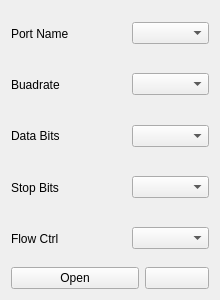
Before: the Qt Designer form MotionViewer/ndicomm.ui in thinkexist1989/MotionViewer, drawn with Qt 5.
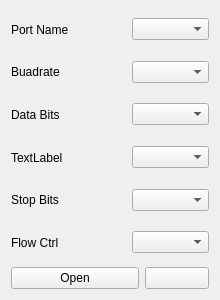
After: the same form once the commit is applied. Icons and pictures are not drawn.

Commit message: edit class NdiComm

Patch:
```diff
--- a/MotionViewer/ndicomm.ui
+++ b/MotionViewer/ndicomm.ui
@@ -31,11 +31,24 @@
   <property name="windowTitle">
    <string>NDI COMM</string>
   </property>
-  <layout class="QVBoxLayout" name="verticalLayout" stretch="5,1">
+  <layout class="QVBoxLayout" name="verticalLayout" stretch="6,1">
    <item>
     <layout class="QGridLayout" name="gridLayout" columnstretch="3,2">
-     <item row="4" column="1">
-      <widget class="QComboBox" name="cmbFlowCtrl">
+     <item row="5" column="0">
+      <widget class="QLabel" name="lblFlowCtrl">
+       <property name="sizePolicy">
+        <sizepolicy hsizetype="Preferred" vsizetype="Expanding">
+         <horstretch>0</horstretch>
+         <verstretch>0</verstretch>
+        </sizepolicy>
+       </property>
+       <property name="text">
+        <string>Flow Ctrl</string>
+       </property>
+      </widget>
+     </item>
+     <item row="0" column="1">
+      <widget class="QComboBox" name="cmbPortName">
        <property name="sizePolicy">
         <sizepolicy hsizetype="Preferred" vsizetype="Fixed">
          <horstretch>0</horstretch>
@@ -57,6 +70,39 @@
        </property>
       </widget>
      </item>
+     <item row="2" column="1">
+      <widget class="QComboBox" name="cmbDataBits">
+       <property name="sizePolicy">
+        <sizepolicy hsizetype="Preferred" vsizetype="Fixed">
+         <horstretch>0</horstretch>
+         <verstretch>0</verstretch>
+        </sizepolicy>
+       </property>
+      </widget>
+     </item>
+     <item row="1" column="0">
+      <widget class="QLabel" name="lblBuadrate">
+       <property name="sizePolicy">
+        <sizepolicy hsizetype="Preferred" vsizetype="Expanding">
+         <horstretch>0</horstretch>
+         <verstretch>0</verstretch>
+        </sizepolicy>
+       </property>
+       <property name="text">
+        <string>Buadrate</string>
+       </property>
+      </widget>
+     </item>
+     <item row="5" column="1">
+      <widget class="QComboBox" name="cmbFlowCtrl">
+       <property name="sizePolicy">
+        <sizepolicy hsizetype="Preferred" vsizetype="Fixed">
+         <horstretch>0</horstretch>
+         <verstretch>0</verstretch>
+        </sizepolicy>
+       </property>
+      </widget>
+     </item>
      <item row="0" column="0">
       <widget class="QLabel" name="lblPortName">
        <property name="sizePolicy">
@@ -70,7 +116,7 @@
        </property>
       </widget>
      </item>
-     <item row="3" column="0">
+     <item row="4" column="0">
       <widget class="QLabel" name="lblStopBits">
        <property name="sizePolicy">
         <sizepolicy hsizetype="Preferred" vsizetype="Expanding">
@@ -83,6 +129,16 @@
        </property>
       </widget>
      </item>
+     <item row="4" column="1">
+      <widget class="QComboBox" name="cmbStopBits">
+       <property name="sizePolicy">
+        <sizepolicy hsizetype="Preferred" vsizetype="Fixed">
+         <horstretch>0</horstretch>
+         <verstretch>0</verstretch>
+        </sizepolicy>
+       </property>
+      </widget>
+     </item>
      <item row="1" column="1">
       <widget class="QComboBox" name="cmbBuadrate">
        <property name="sizePolicy">
@@ -93,8 +149,8 @@
        </property>
       </widget>
      </item>
-     <item row="4" column="0">
-      <widget class="QLabel" name="lblFlowCtrl">
+     <item row="3" column="0">
+      <widget class="QLabel" name="lblParity">
        <property name="sizePolicy">
         <sizepolicy hsizetype="Preferred" vsizetype="Expanding">
          <horstretch>0</horstretch>
@@ -102,52 +158,12 @@
         </sizepolicy>
        </property>
        <property name="text">
-        <string>Flow Ctrl</string>
-       </property>
-      </widget>
-     </item>
-     <item row="0" column="1">
-      <widget class="QComboBox" name="cmbPortName">
-       <property name="sizePolicy">
-        <sizepolicy hsizetype="Preferred" vsizetype="Fixed">
-         <horstretch>0</horstretch>
-         <verstretch>0</verstretch>
-        </sizepolicy>
-       </property>
-      </widget>
-     </item>
-     <item row="1" column="0">
-      <widget class="QLabel" name="lblBuadrate">
-       <property name="sizePolicy">
-        <sizepolicy hsizetype="Preferred" vsizetype="Expanding">
-         <horstretch>0</horstretch>
-         <verstretch>0</verstretch>
-        </sizepolicy>
-       </property>
-       <property name="text">
-        <string>Buadrate</string>
-       </property>
-      </widget>
-     </item>
-     <item row="2" column="1">
-      <widget class="QComboBox" name="cmbDataBits">
-       <property name="sizePolicy">
-        <sizepolicy hsizetype="Preferred" vsizetype="Fixed">
-         <horstretch>0</horstretch>
-         <verstretch>0</verstretch>
-        </sizepolicy>
+        <string>TextLabel</string>
        </property>
       </widget>
      </item>
      <item row="3" column="1">
-      <widget class="QComboBox" name="cmbStopBits">
-       <property name="sizePolicy">
-        <sizepolicy hsizetype="Preferred" vsizetype="Fixed">
-         <horstretch>0</horstretch>
-         <verstretch>0</verstretch>
-        </sizepolicy>
-       </property>
-      </widget>
+      <widget class="QComboBox" name="cmbParity"/>
      </item>
     </layout>
    </item>
```
The commit also changes 6 other files.
